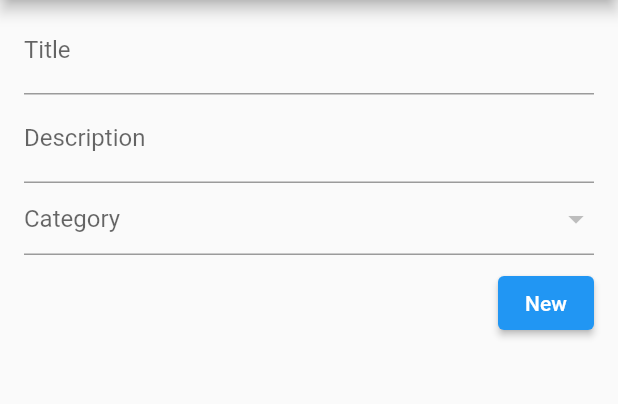
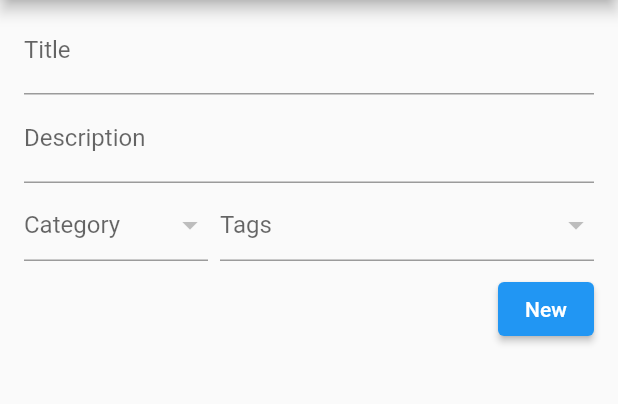
Before and after one commit to felipe-goes/todo_app, a Flutter app: the screen it shows after launch, on a phone screen of 412 x 824 dp, the part 84-488 px from its top. Run offline on Flutter 3.47's test engine with Material 2 defaults, Android fonts, the phone set to English and light mode, and no system bars.

Commit message:
# Created TagItems component.

```diff
--- /dev/null
+++ b/lib/components/category_items.dart
@@ -0,0 +1,26 @@
+import 'package:flutter/material.dart';
+
+import 'package:todo_app/models/categories.dart';
+
+class CategoryItems extends StatelessWidget {
+  @override
+  Widget build(BuildContext context) {
+    return DropdownButtonFormField(
+      hint: Text('Category'),
+      items: createDropDown(),
+    );
+  }
+
+  List<DropdownMenuItem> createDropDown() {
+    final _dropDown = <DropdownMenuItem>[];
+
+    Categories.toList().map((category) {
+      _dropDown.add(DropdownMenuItem(
+        child: Text(category),
+        value: category,
+      ));
+    });
+
+    return _dropDown;
+  }
+}
--- /dev/null
+++ b/lib/components/tag_items.dart
@@ -0,0 +1,26 @@
+import 'package:flutter/material.dart';
+
+import 'package:todo_app/models/tags.dart';
+
+class TagItems extends StatelessWidget {
+  @override
+  Widget build(BuildContext context) {
+    return DropdownButtonFormField(
+      hint: Text('Tags'),
+      items: createDropDown(),
+    );
+  }
+
+  List<DropdownMenuItem> createDropDown() {
+    final _dropDown = <DropdownMenuItem>[];
+
+    Tags.toList().map((tag) {
+      _dropDown.add(DropdownMenuItem(
+        child: Text(tag),
+        value: tag,
+      ));
+    });
+
+    return _dropDown;
+  }
+}
--- a/lib/models/tags.dart
+++ b/lib/models/tags.dart
@@ -2,4 +2,8 @@ class Tags {
   static const chill = "Chill";
   static const warning = "Warning";
   static const urgent = "Urgent";
+
+  static List toList() {
+    return [chill, warning, urgent];
+  }
 }
--- a/lib/models/todo.dart
+++ b/lib/models/todo.dart
@@ -1,7 +1,7 @@
 import 'package:flutter/material.dart';
 
 import 'tags.dart';
-import 'category.dart';
+import 'categories.dart';
 
 class ToDo {
   final String title;
--- a/lib/screens/form.dart
+++ b/lib/screens/form.dart
@@ -1,6 +1,9 @@
 import 'package:flutter/material.dart';
 
-import 'package:todo_app/models/category.dart';
+import 'package:todo_app/components/category_items.dart';
+import 'package:todo_app/components/tag_items.dart';
+
+//import 'package:todo_app/models/categories.dart';
 
 class ToDoFormPage extends StatelessWidget {
   final _formKey = GlobalKey<FormState>();
@@ -33,16 +36,21 @@ class ToDoFormPage extends StatelessWidget {
                 TextFormField(
                   decoration: InputDecoration(labelText: "Description"),
                 ),
-                DropdownButtonFormField(
-                  hint: Text('Category'),
-                  items: <DropdownMenuItem>[
-                    DropdownMenuItem(
-                      child: Text('teste'),
-                      value: 'teste',
+                Row(
+                  children: <Widget>[
+                    Expanded(
+                      flex: 1,
+                      child: Padding(
+                        padding: EdgeInsets.fromLTRB(0, 4, 4, 0),
+                        child: CategoryItems(),
+                      ),
                     ),
-                    DropdownMenuItem(
-                      child: Text('outro teste'),
-                      value: 'outro teste',
+                    Expanded(
+                      flex: 2,
+                      child: Padding(
+                        padding: EdgeInsets.fromLTRB(4, 4, 0, 0),
+                        child: TagItems(),
+                      ),
                     ),
                   ],
                 ),
```
Also changed, not shown: lib/models/categories.dart (renamed from lib/models/category.dart).
